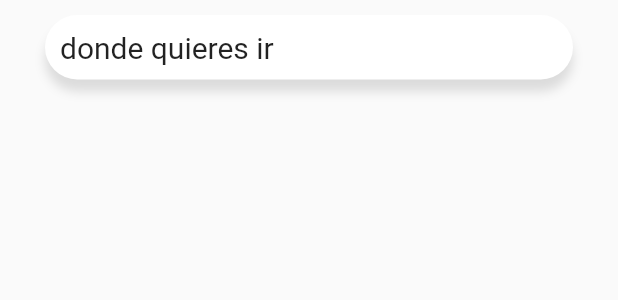
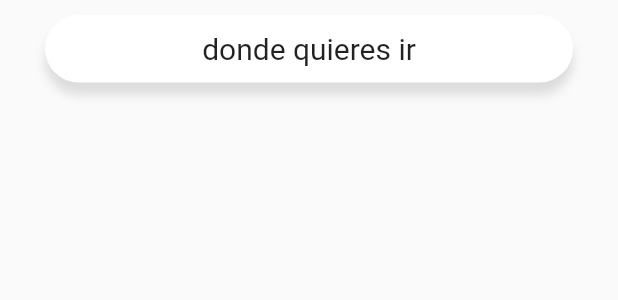
Before and after one commit to PACOdergod/maps-app, a Flutter app: the Searchbar widget shown alone on an empty page, opened directly, on a phone screen of 412 x 824 dp. Shown: the top 300 px of the screen. Run offline on Flutter 3.47's test engine with Material 2 defaults, Android fonts, the phone set to English and light mode, and no system bars; our stand-ins replace bloc, dio, flutter_bloc, geolocator, google_maps_flutter, permission_handler; missing offline and left inert: open_settings, polyline_do.

```diff
--- a/lib/widgets/searchbar.dart
+++ b/lib/widgets/searchbar.dart
@@ -32,7 +32,8 @@ class Searchbar extends StatelessWidget {
           child: Container(
             width: double.infinity,
             child: Text('donde quieres ir', style: TextStyle(fontSize:20)),
-            padding: EdgeInsets.all(10),
+            alignment: Alignment.center,
+            height: 45,
             decoration: BoxDecoration(
               color: Colors.white,
               borderRadius: BorderRadius.circular(100),
```
Also changed, not shown: lib/pages/mapa_page.dart (+18 -9 lines).
